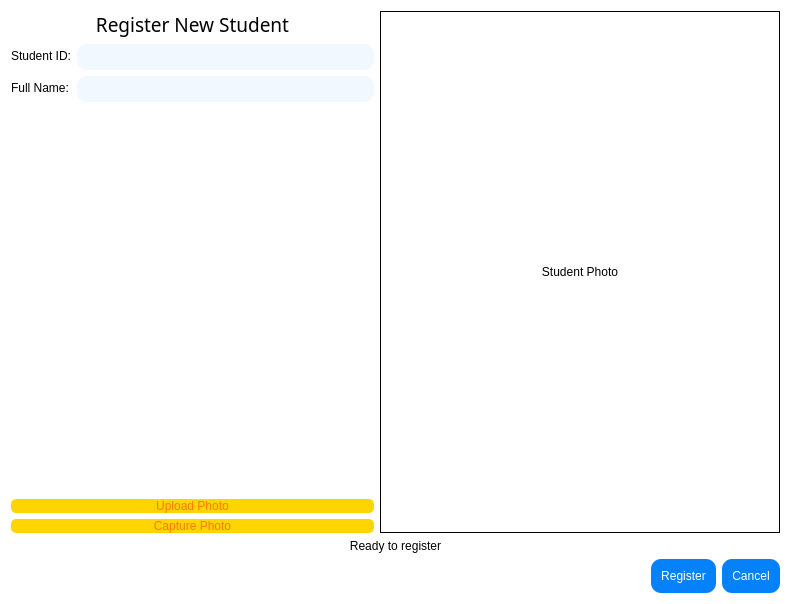
Qt form Face-Recogntion-PyQt/Face_Detection_PyQt_Final/register_window.ui (thaontp234112e/Project) before a commit.
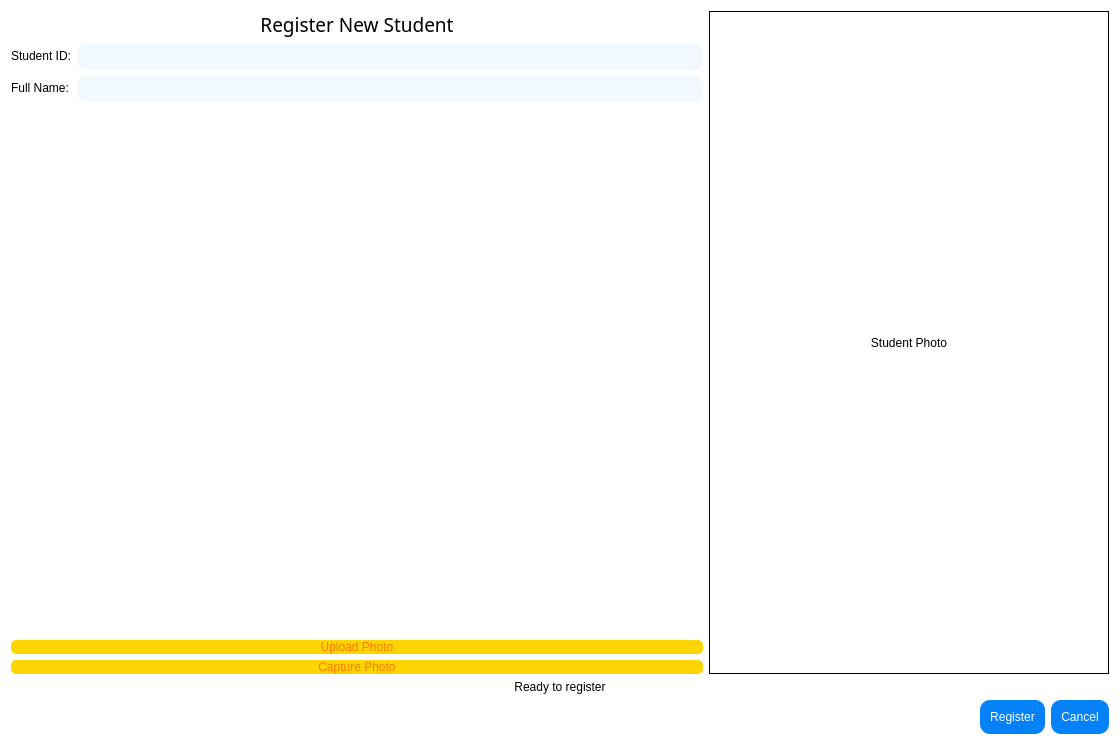
The same form after that commit.

```diff
--- a/Face-Recogntion-PyQt/Face_Detection_PyQt_Final/register_window.ui
+++ b/Face-Recogntion-PyQt/Face_Detection_PyQt_Final/register_window.ui
@@ -6,8 +6,8 @@
    <rect>
     <x>0</x>
     <y>0</y>
-    <width>791</width>
-    <height>604</height>
+    <width>1120</width>
+    <height>745</height>
    </rect>
   </property>
   <property name="windowTitle">
```
